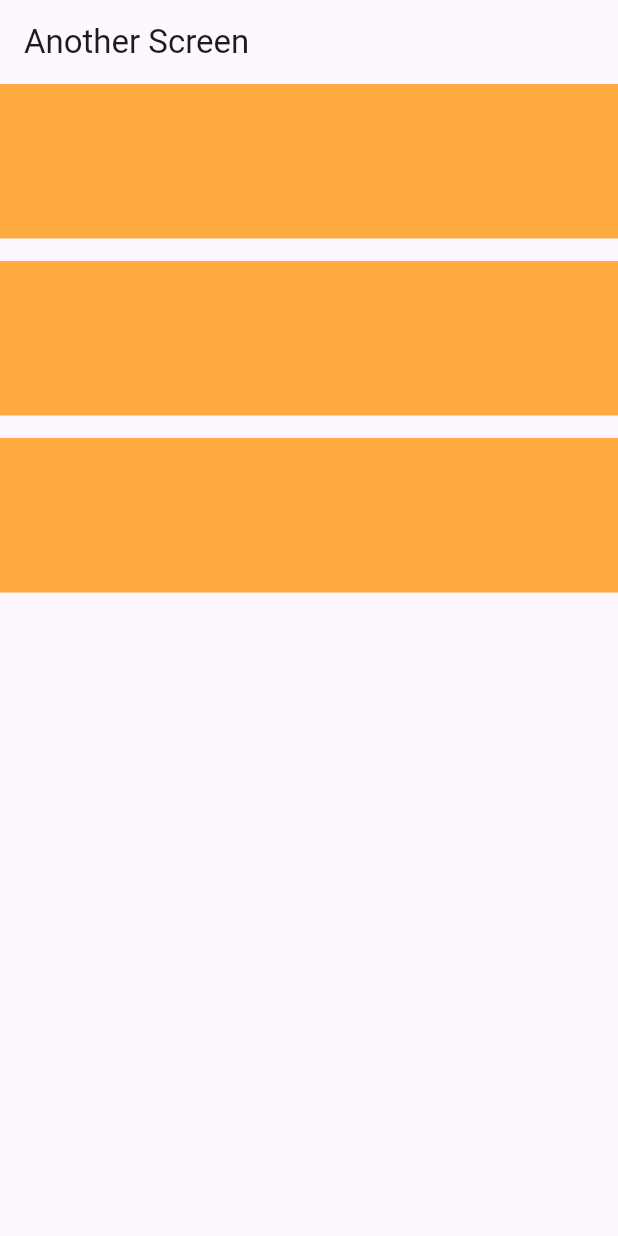
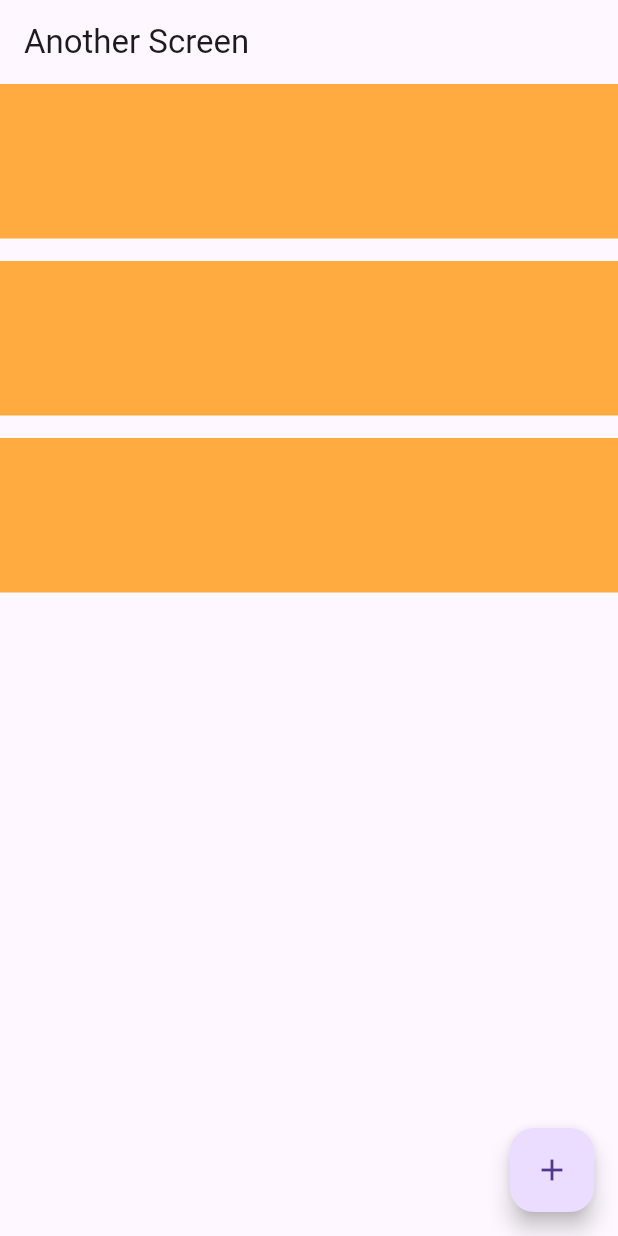
Before and after one commit to Mehedihasan8231/To_Do_List, a Flutter app: the screen it shows after launch, on a phone screen of 412 x 824 dp. Run offline on Flutter 3.47's test engine with Material 3 defaults, Android fonts, the phone set to English and light mode, and no system bars; missing offline and left inert: msh_checkbox.

```diff
--- a/lib/extra_screen.dart
+++ b/lib/extra_screen.dart
@@ -30,6 +30,7 @@ class ExtraScreen extends StatelessWidget {
           ),
         ],
       ),
+      floatingActionButton: FloatingActionButton(onPressed: (){Navigator.of(context).pushNamed('/home');},child: Icon(Icons.add),),
     );
   }
 }
--- a/lib/main.dart
+++ b/lib/main.dart
@@ -1,4 +1,3 @@
-import 'package:flutter/cupertino.dart';
 import 'package:flutter/material.dart';
 import 'package:provider/provider.dart';
 import 'package:to_do_list/home.dart';
@@ -21,7 +20,12 @@ class MyApp extends StatelessWidget {
       theme: ThemeData(
 
       ),
-      home: ExtraScreen(),
+      initialRoute: '/extra_screen',
+      routes: {
+        '/extra_screen':(context)=>ExtraScreen(),
+        '/home':(context)=>HomePage(),
+      },
+      //home: ExtraScreen(),
     );
   }
 }
--- a/lib/provider/todo_provider.dart
+++ b/lib/provider/todo_provider.dart
@@ -1,4 +1,4 @@
-import 'package:flutter/cupertino.dart';
+import 'package:flutter/material.dart';
 import 'package:to_do_list/model/TODOModel.dart';
 
 class TodoProvider extends ChangeNotifier{
```
